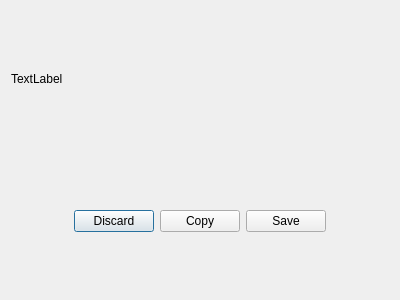
vicr123/theshell, file screenshotwindow.ui: the form before one commit.
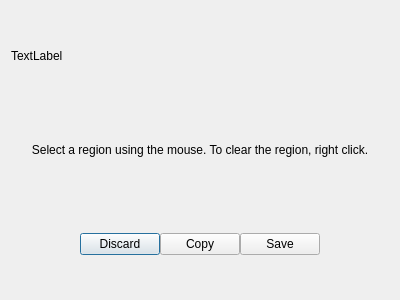
The form after the commit. Icons and pictures are not drawn.

The edit to the form file:
```diff
--- a/screenshotwindow.ui
+++ b/screenshotwindow.ui
@@ -24,9 +24,22 @@
      </property>
     </widget>
    </item>
+   <item>
+    <widget class="QLabel" name="label_2">
+     <property name="text">
+      <string>Select a region using the mouse. To clear the region, right click.</string>
+     </property>
+     <property name="alignment">
+      <set>Qt::AlignCenter</set>
+     </property>
+    </widget>
+   </item>
    <item>
     <widget class="QFrame" name="buttonFrame">
      <layout class="QHBoxLayout" name="horizontalLayout">
+      <property name="spacing">
+       <number>0</number>
+      </property>
       <property name="leftMargin">
        <number>0</number>
       </property>
```
Left out of the diff: 3 changed lines with no effect on the pictures.
